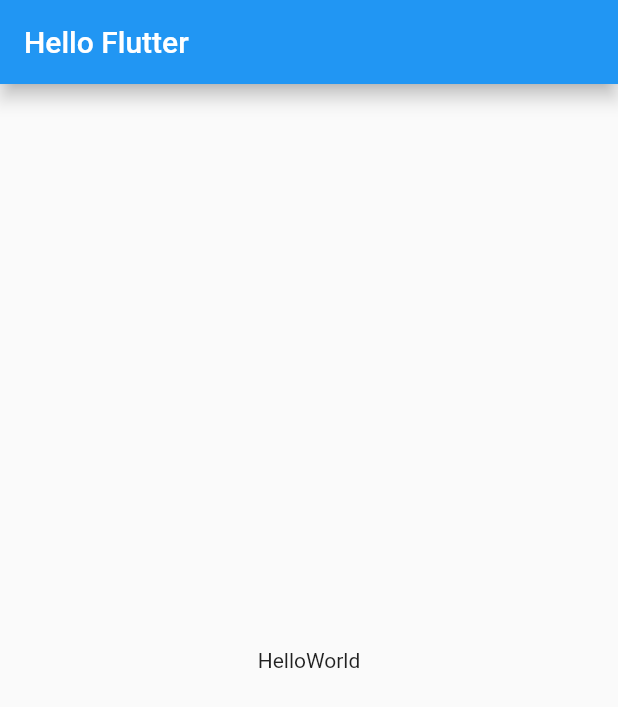
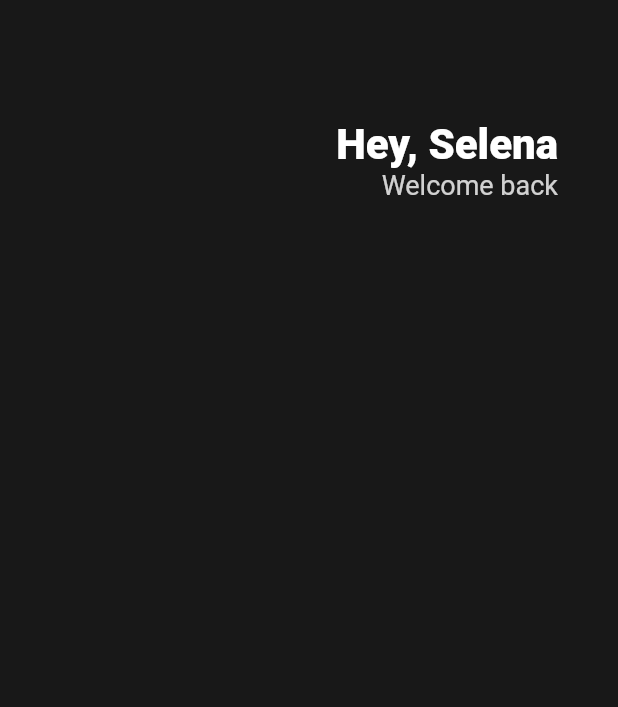
Before and after one commit to Hye91/Cloncoding, a Flutter app: the screen it shows after launch, on a phone screen of 412 x 824 dp. Shown: the top 707 px of the screen. Run offline on Flutter 3.47's test engine with Material 2 defaults, Android fonts, the phone set to English and light mode, and no system bars.

Commit message:
Header UI study

```diff
--- a/toonflix/lib/main.dart
+++ b/toonflix/lib/main.dart
@@ -13,7 +13,7 @@ void main() {
   runApp(App());
 }
 
-//widget = 레고블록
+//widget = 레고블록 = class! 매번 new를 통해서 초기화 시켜주지 않아도 된다.
 //widget을 쌓아서 하나의 UI를 만들게 된다.
 
 class App extends StatelessWidget {
@@ -24,14 +24,45 @@ class App extends StatelessWidget {
     //App의 시작점을 정해주는것
     return MaterialApp(
       home: Scaffold(
-        appBar: AppBar(
-          elevation: 5,
-          title: Text('Hello Flutter'),
-        ),
-        body: Center(
-          child: Text('HelloWorld'),
-        ),
-      ),
+          backgroundColor: Color(0xff181818), //Colors.하면 지정된 색들을 사용
+          body: Padding(
+            //전체적인 코드를 padding으로 감싸주는것.
+            padding: EdgeInsets.symmetric(horizontal: 40),
+            child: Column(
+              //Row는 수평, Column은 수직배열을 위한것.
+              children: [
+                SizedBox(
+                  //사이즈를 가진 빈 박스, 이걸 사용해서 공간을 만든다.
+                  height: 80,
+                ),
+                Row(
+                  mainAxisAlignment: MainAxisAlignment.end,
+                  children: [
+                    Column(
+                      crossAxisAlignment: CrossAxisAlignment.end, //수평방향정렬
+                      children: [
+                        Text(
+                          "Hey, Selena",
+                          style: TextStyle(
+                            color: Colors.white,
+                            fontSize: 28,
+                            fontWeight: FontWeight.w800,
+                          ),
+                        ),
+                        Text(
+                          "Welcome back",
+                          style: TextStyle(
+                            color: Colors.white.withOpacity(0.8),
+                            fontSize: 18,
+                          ),
+                        ),
+                      ],
+                    )
+                  ],
+                )
+              ],
+            ),
+          )),
     );
     //meterial , cupertino : 구글, 애플 디자인 시스템
     //scaffold 앱을 구성할때 팰요한 요소
```
